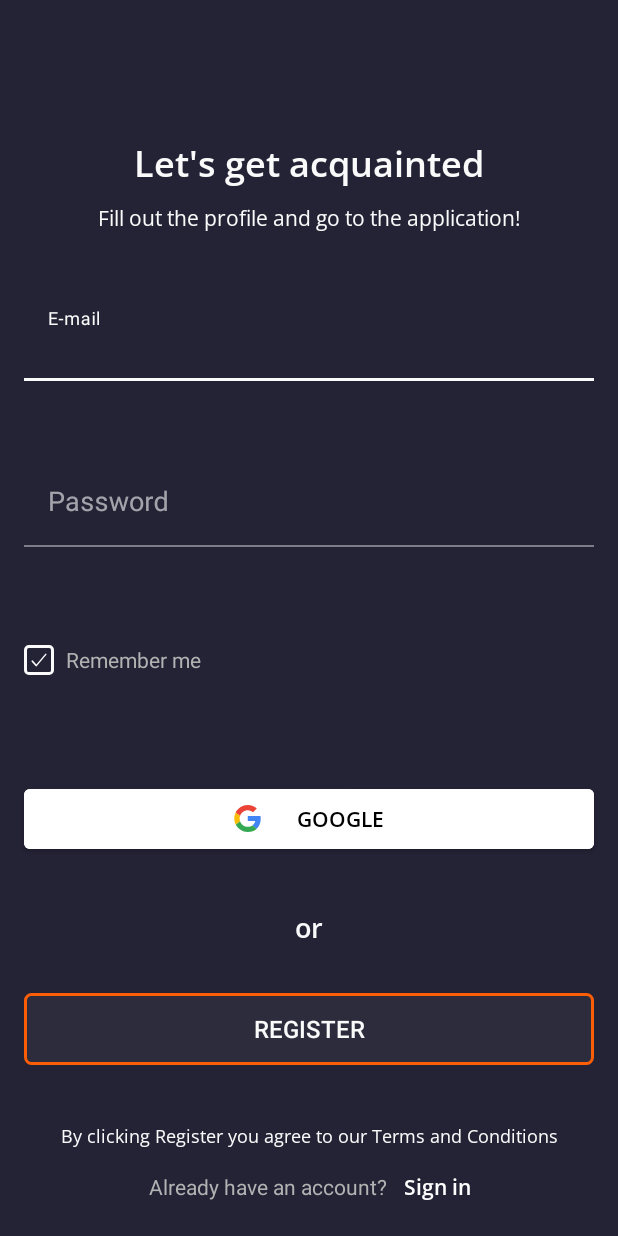
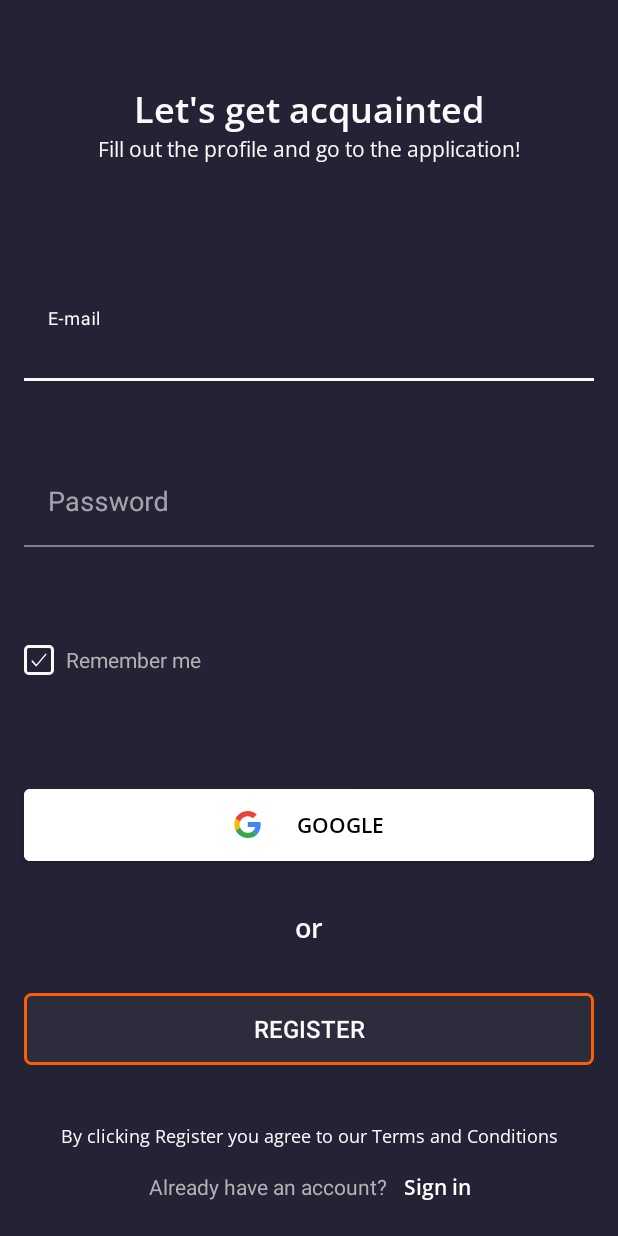
Before and after one commit to 1937Carrie/AndroidAssignment1, an Android app: the screen it shows after launch (SignUpActivity), on a phone screen of 412 x 824 dp. Run offline under Robolectric (Android 15) with nearby library versions, the phone set to English and light mode, and no system bars.

Commit message:
Renamed ids names in layouts.

```diff
--- a/app/src/main/java/sdumchykov/task1/SignUpActivity.kt
+++ b/app/src/main/java/sdumchykov/task1/SignUpActivity.kt
@@ -22,7 +22,7 @@ class SignUpActivity : BaseActivity<ActivitySignUpBinding>(ActivitySignUpBinding
         }
 
         override fun onTextChanged(s: CharSequence?, start: Int, before: Int, count: Int) {
-            with(binding){
+            with(binding) {
                 val lessThanEightSymbols = textInputPassword.text?.length!! < 8
                 val notContainsDigits = !textInputPassword.text?.contains(Regex("\\d"))!!
                 val notContainsCharacters =
@@ -44,7 +44,8 @@ class SignUpActivity : BaseActivity<ActivitySignUpBinding>(ActivitySignUpBinding
                 val emailError = textInputEmail.error.isNullOrEmpty()
                 val passwordError = textInputPassword.error.isNullOrEmpty()
 
-            buttonRegister.isEnabled = emailError && passwordError}
+                buttonRegister.isEnabled = emailError && passwordError
+            }
         }
 
         override fun afterTextChanged(s: Editable?) {
--- a/app/src/main/res/drawable/ic_baseline_account_circle_24.xml
+++ /dev/null
@@ -1,5 +0,0 @@
-<vector android:height="24dp" android:tint="#000000"
-    android:viewportHeight="24" android:viewportWidth="24"
-    android:width="24dp" xmlns:android="http://schemas.android.com/apk/res/android">
-    <path android:fillColor="@android:color/white" android:pathData="M12,2C6.48,2 2,6.48 2,12s4.48,10 10,10 10,-4.48 10,-10S17.52,2 12,2zM12,5c1.66,0 3,1.34 3,3s-1.34,3 -3,3 -3,-1.34 -3,-3 1.34,-3 3,-3zM12,19.2c-2.5,0 -4.71,-1.28 -6,-3.22 0.03,-1.99 4,-3.08 6,-3.08 1.99,0 5.97,1.09 6,3.08 -1.29,1.94 -3.5,3.22 -6,3.22z"/>
-</vector>
--- a/app/src/main/res/layout-land/activity_sign_up.xml
+++ b/app/src/main/res/layout-land/activity_sign_up.xml
@@ -12,28 +12,28 @@
         android:background="@color/steel_gray">
 
         <androidx.constraintlayout.widget.Guideline
-            android:id="@+id/guideline6"
+            android:id="@+id/horizontalGuideline_activitySignUp_010"
             android:layout_width="wrap_content"
             android:layout_height="wrap_content"
             android:orientation="horizontal"
             app:layout_constraintGuide_percent="0.1" />
 
         <androidx.constraintlayout.widget.Guideline
-            android:id="@+id/guideline7"
+            android:id="@+id/horizontalGuideline_activitySignUp_020"
             android:layout_width="wrap_content"
             android:layout_height="wrap_content"
             android:orientation="horizontal"
             app:layout_constraintGuide_percent="0.2" />
 
         <androidx.constraintlayout.widget.Guideline
-            android:id="@+id/guideline8"
+            android:id="@+id/horizontalGuideline_activitySignUp_060"
             android:layout_width="wrap_content"
             android:layout_height="wrap_content"
             android:orientation="horizontal"
             app:layout_constraintGuide_percent="0.6" />
 
         <androidx.constraintlayout.widget.Guideline
-            android:id="@+id/guideline9"
+            android:id="@+id/horizontalGuideline_activitySignUp_090"
             android:layout_width="wrap_content"
             android:layout_height="wrap_content"
             android:orientation="horizontal"
@@ -50,7 +50,7 @@
             app:layout_constraintBottom_toTopOf="@+id/textViewFillOutProfile"
             app:layout_constraintEnd_toEndOf="parent"
             app:layout_constraintStart_toStartOf="parent"
-            app:layout_constraintTop_toTopOf="@id/guideline6" />
+            app:layout_constraintTop_toTopOf="@id/horizontalGuideline_activitySignUp_010" />
 
         <androidx.appcompat.widget.AppCompatTextView
             android:id="@+id/textViewFillOutProfile"
@@ -62,7 +62,7 @@
             android:textAlignment="center"
             android:textAppearance="@style/textViewLFillOutTextAppearance"
 
-            app:layout_constraintBottom_toTopOf="@+id/guideline7"
+            app:layout_constraintBottom_toTopOf="@id/horizontalGuideline_activitySignUp_020"
             app:layout_constraintEnd_toEndOf="parent"
             app:layout_constraintStart_toStartOf="parent"
             app:layout_constraintTop_toBottomOf="@+id/textViewLetsGetAcquainted" />
@@ -79,7 +79,7 @@
             app:layout_constraintBottom_toTopOf="@id/textInputLayoutPassword"
             app:layout_constraintEnd_toEndOf="parent"
             app:layout_constraintStart_toStartOf="parent"
-            app:layout_constraintTop_toTopOf="@id/guideline7">
+            app:layout_constraintTop_toTopOf="@id/horizontalGuideline_activitySignUp_020">
 
             <com.google.android.material.textfield.TextInputEditText
                 android:id="@+id/textInputEmail"
@@ -90,7 +90,7 @@
                 android:hint="@string/email"
                 android:inputType="textEmailAddress"
                 android:textColor="@color/alabaster"
-                android:textSize="18sp" />
+                android:textSize="@dimen/text_18sp" />
 
         </com.google.android.material.textfield.TextInputLayout>
 
@@ -117,7 +117,7 @@
                 android:hint="@string/password"
                 android:inputType="textPassword"
                 android:textColor="@color/alabaster"
-                android:textSize="18sp" />
+                android:textSize="@dimen/text_18sp" />
 
         </com.google.android.material.textfield.TextInputLayout>
 
@@ -135,7 +135,7 @@
             android:textAppearance="@style/checkBoxRememberMeTextAppearance"
             android:textColor="@color/bombay"
 
-            app:layout_constraintBottom_toBottomOf="@id/guideline8"
+            app:layout_constraintBottom_toBottomOf="@id/horizontalGuideline_activitySignUp_060"
             app:layout_constraintStart_toStartOf="@id/textInputLayoutPassword"
             app:layout_constraintTop_toBottomOf="@id/textInputLayoutPassword"
             tools:ignore="RtlSymmetry" />
@@ -144,7 +144,7 @@
         <Button
             android:id="@+id/buttonSignInWithGoogle"
             android:layout_width="0dp"
-            android:layout_height="@dimen/dimension_40dp"
+            android:layout_height="@dimen/dimension_48dp"
             android:layout_marginHorizontal="@dimen/dimension_16dp"
             android:layout_marginTop="@dimen/dimension_16dp"
 
@@ -165,12 +165,11 @@
             app:layout_constraintBottom_toTopOf="@id/textViewOr"
             app:layout_constraintEnd_toEndOf="parent"
             app:layout_constraintStart_toStartOf="parent"
-            app:layout_constraintTop_toBottomOf="@id/guideline8" />
+            app:layout_constraintTop_toBottomOf="@id/horizontalGuideline_activitySignUp_060" />
 
         <androidx.appcompat.widget.AppCompatTextView
             android:id="@+id/textViewOr"
             style="@style/widthHeightIsWrapContent"
-            android:layout_marginTop="@dimen/dimension_8dp"
 
             android:text="@string/or"
             android:textAlignment="center"
@@ -186,17 +185,16 @@
             android:layout_width="match_parent"
             android:layout_height="wrap_content"
             android:layout_marginStart="@dimen/dimension_16dp"
-            android:layout_marginTop="@dimen/dimension_8dp"
             android:layout_marginEnd="@dimen/dimension_16dp"
 
             android:background="@drawable/selector_button_register"
             android:text="@string/register"
             android:textColor="@color/alabaster"
 
-            android:textSize="16sp"
+            android:textSize="@dimen/text_16sp"
             app:backgroundTint="@null"
 
-            app:layout_constraintBottom_toBottomOf="@id/guideline9"
+            app:layout_constraintBottom_toBottomOf="@id/horizontalGuideline_activitySignUp_090"
             app:layout_constraintEnd_toEndOf="parent"
             app:layout_constraintStart_toStartOf="parent"
             app:layout_constraintTop_toBottomOf="@id/textViewOr" />
@@ -217,7 +215,7 @@
             app:layout_constraintBottom_toTopOf="@id/textViewAlreadyHaveAccount"
             app:layout_constraintEnd_toEndOf="parent"
             app:layout_constraintStart_toStartOf="parent"
-            app:layout_constraintTop_toTopOf="@id/guideline9" />
+            app:layout_constraintTop_toTopOf="@id/horizontalGuideline_activitySignUp_090" />
 
         <androidx.appcompat.widget.AppCompatTextView
             android:id="@+id/textViewAlreadyHaveAccount"
@@ -231,7 +229,7 @@
             android:text="@string/already_have"
             android:textAlignment="center"
             android:textColor="@color/bombay"
-            android:textSize="14sp"
+            android:textSize="@dimen/text_14sp"
 
             app:layout_constraintBottom_toBottomOf="parent"
             app:layout_constraintEnd_toStartOf="@id/textViewSignIn"
--- a/app/src/main/res/layout/activity_sign_up.xml
+++ b/app/src/main/res/layout/activity_sign_up.xml
@@ -7,28 +7,28 @@
     android:background="@color/steel_gray">
 
     <androidx.constraintlayout.widget.Guideline
-        android:id="@+id/guideline6"
+        android:id="@+id/horizontalGuideline_activitySignUp_010"
         android:layout_width="wrap_content"
         android:layout_height="wrap_content"
         android:orientation="horizontal"
         app:layout_constraintGuide_percent="0.1" />
 
     <androidx.constraintlayout.widget.Guideline
-        android:id="@+id/guideline7"
+        android:id="@+id/horizontalGuideline_activitySignUp_020"
         android:layout_width="wrap_content"
         android:layout_height="wrap_content"
         android:orientation="horizontal"
         app:layout_constraintGuide_percent="0.2" />
 
     <androidx.constraintlayout.widget.Guideline
-        android:id="@+id/guideline8"
+        android:id="@+id/horizontalGuideline_activitySignUp_060"
         android:layout_width="wrap_content"
         android:layout_height="wrap_content"
         android:orientation="horizontal"
         app:layout_constraintGuide_percent="0.6" />
 
     <androidx.constraintlayout.widget.Guideline
-        android:id="@+id/guideline9"
+        android:id="@+id/horizontalGuideline_activitySignUp_090"
         android:layout_width="wrap_content"
         android:layout_height="wrap_content"
         android:orientation="horizontal"
@@ -45,7 +45,7 @@
         app:layout_constraintBottom_toTopOf="@+id/textViewFillOutProfile"
         app:layout_constraintEnd_toEndOf="parent"
         app:layout_constraintStart_toStartOf="parent"
-        app:layout_constraintTop_toTopOf="@id/guideline6" />
+        app:layout_constraintTop_toTopOf="@id/horizontalGuideline_activitySignUp_010" />
 
     <androidx.appcompat.widget.AppCompatTextView
         android:id="@+id/textViewFillOutProfile"
@@ -55,7 +55,7 @@
         android:textAlignment="center"
         android:textAppearance="@style/textViewLFillOutTextAppearance"
 
-        app:layout_constraintBottom_toTopOf="@+id/guideline7"
+        app:layout_constraintBottom_toTopOf="@id/horizontalGuideline_activitySignUp_010"
         app:layout_constraintEnd_toEndOf="parent"
         app:layout_constraintStart_toStartOf="parent"
         app:layout_constraintTop_toBottomOf="@+id/textViewLetsGetAcquainted" />
@@ -72,7 +72,7 @@
         app:layout_constraintBottom_toTopOf="@id/textInputLayoutPassword"
         app:layout_constraintEnd_toEndOf="parent"
         app:layout_constraintStart_toStartOf="parent"
-        app:layout_constraintTop_toTopOf="@id/guideline7">
+        app:layout_constraintTop_toTopOf="@id/horizontalGuideline_activitySignUp_020">
 
         <com.google.android.material.textfield.TextInputEditText
             android:id="@+id/textInputEmail"
@@ -127,7 +127,7 @@
         android:textAppearance="@style/checkBoxRememberMeTextAppearance"
         android:textColor="@color/bombay"
 
-        app:layout_constraintBottom_toBottomOf="@id/guideline8"
+        app:layout_constraintBottom_toBottomOf="@id/horizontalGuideline_activitySignUp_060"
         app:layout_constraintStart_toStartOf="@id/textInputLayoutPassword"
         app:layout_constraintTop_toBottomOf="@id/textInputLayoutPassword"
         tools:ignore="RtlSymmetry" />
@@ -135,7 +135,7 @@
     <Button
         android:id="@+id/buttonSignInWithGoogle"
         android:layout_width="match_parent"
-        android:layout_height="@dimen/dimension_40dp"
+        android:layout_height="@dimen/dimension_48dp"
         android:layout_marginHorizontal="@dimen/dimension_16dp"
 
         android:backgroundTint="@color/white"
@@ -155,12 +155,11 @@
         app:layout_constraintBottom_toTopOf="@id/textViewOr"
         app:layout_constraintEnd_toEndOf="parent"
         app:layout_constraintStart_toStartOf="parent"
-        app:layout_constraintTop_toBottomOf="@id/guideline8" />
+        app:layout_constraintTop_toBottomOf="@id/horizontalGuideline_activitySignUp_060" />
 
     <androidx.appcompat.widget.AppCompatTextView
         android:id="@+id/textViewOr"
         style="@style/widthHeightIsWrapContent"
-        android:layout_marginTop="@dimen/dimension_8dp"
 
         android:text="@string/or"
         android:textAlignment="center"
@@ -184,7 +183,7 @@
         android:textSize="@dimen/text_16sp"
         app:backgroundTint="@null"
 
-        app:layout_constraintBottom_toBottomOf="@id/guideline9"
+        app:layout_constraintBottom_toBottomOf="@id/horizontalGuideline_activitySignUp_090"
         app:layout_constraintEnd_toEndOf="parent"
         app:layout_constraintStart_toStartOf="parent"
         app:layout_constraintTop_toBottomOf="@id/textViewOr" />
@@ -203,7 +202,7 @@
         app:layout_constraintBottom_toTopOf="@id/textViewAlreadyHaveAccount"
         app:layout_constraintEnd_toEndOf="parent"
         app:layout_constraintStart_toStartOf="parent"
-        app:layout_constraintTop_toTopOf="@id/guideline9" />
+        app:layout_constraintTop_toTopOf="@id/horizontalGuideline_activitySignUp_090" />
 
     <androidx.appcompat.widget.AppCompatTextView
         android:id="@+id/textViewAlreadyHaveAccount"
--- a/app/src/main/res/values/dimens.xml
+++ b/app/src/main/res/values/dimens.xml
@@ -8,6 +8,7 @@
     <dimen name="dimension_24dp">24dp</dimen>
     <dimen name="dimension_32dp">32dp</dimen>
     <dimen name="dimension_40dp">40dp</dimen>
+    <dimen name="dimension_48dp">48dp</dimen>
     <dimen name="dimension_52dp">52dp</dimen>
     <!-- Text size  -->
     <dimen name="text_12sp">12sp</dimen>
```
Also changed, not shown: app/src/main/res/drawable/picture_background.xml (deleted, +0 -17 lines), app/src/main/res/layout-land/activity_main.xml (+27 -27 lines), app/src/main/res/layout/activity_main.xml (+49 -49 lines). Lines whose indentation alone changed are shown as unchanged.
